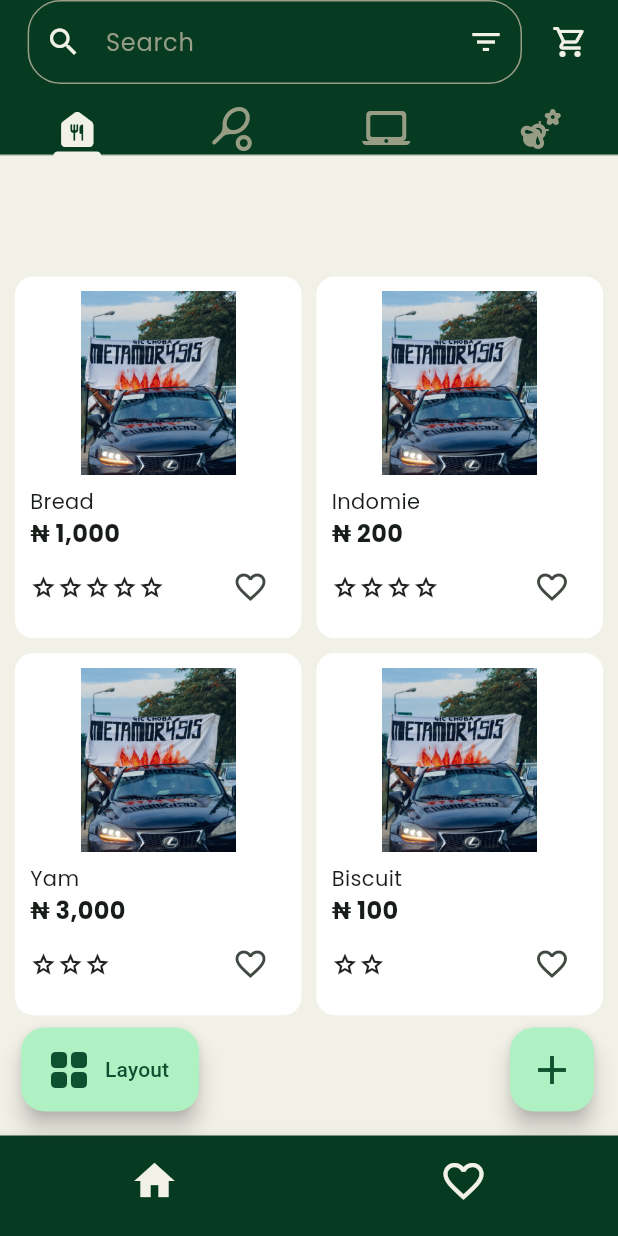
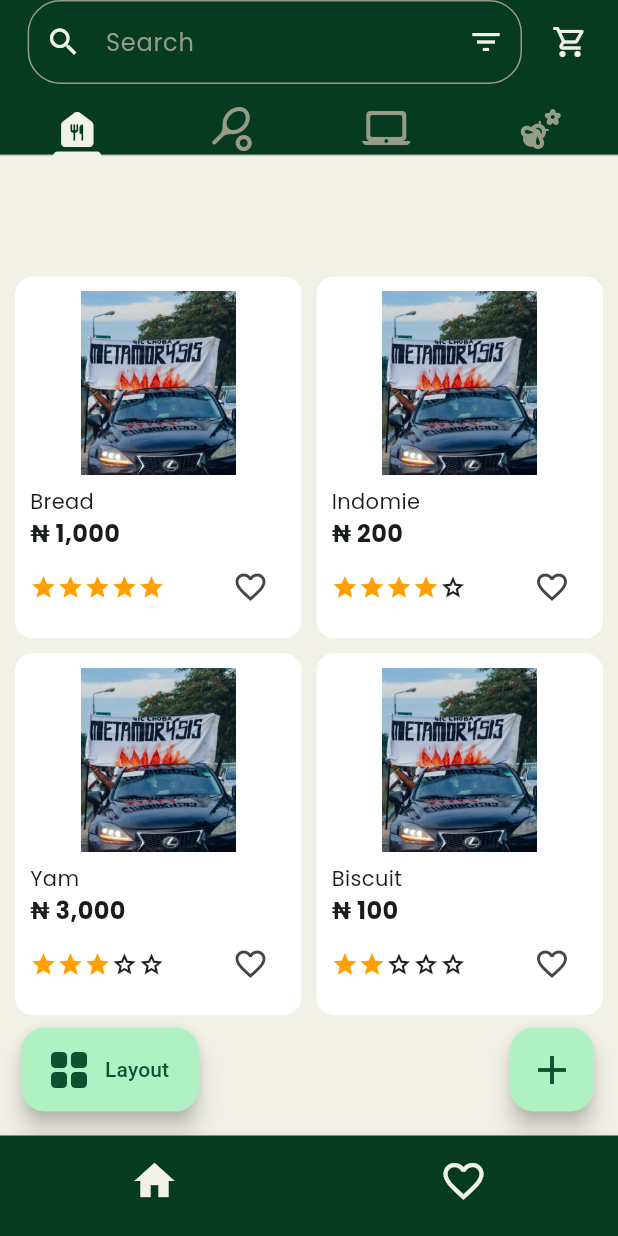
Before and after one commit to thedevsaxist/Stackbuld, a Flutter app: the screen it shows after launch, on a phone screen of 412 x 824 dp. Run offline on Flutter 3.47's test engine with Material 3 defaults, Android fonts, the phone set to English and light mode, and no system bars; our stand-ins replace firebase_core, google_fonts; accounts and stored records are empty.

Commit message:
fixed the ui for the rating

```diff
--- a/lib/images/image_variables.dart
+++ b/lib/images/image_variables.dart
@@ -1,3 +1,3 @@
-import 'package:stackbuld/commons.dart';
+// import 'package:stackbuld/commons.dart';
 
 const m4Car = 'lib/images/pictures/m4_car.jpg';
--- a/lib/widgets/rating.dart
+++ b/lib/widgets/rating.dart
@@ -16,15 +16,27 @@ class _RatingState extends State<Rating> {
   @override
   Widget build(BuildContext context) {
     return Row(
-      //TODO: Correct the ui to showcase the rating as colored stars rather than none colored
-
-      children: List.generate(
-        widget.numberOfStars < 5 ? widget.numberOfStars : 5,
-        (index) => const Icon(
-          Icons.grade_outlined,
-          size: 18,
+      children: [
+        Row(
+          children: List.generate(
+            widget.numberOfStars,
+            (index) => Icon(
+              Icons.grade,
+              size: 18,
+              color: Colors.amber[700],
+            ),
+          ),
         ),
-      ),
+        Row(
+          children: List.generate(
+            5 - widget.numberOfStars,
+            (index) => const Icon(
+              Icons.grade_outlined,
+              size: 18,
+            ),
+          ),
+        ),
+      ],
     );
   }
 }
```
